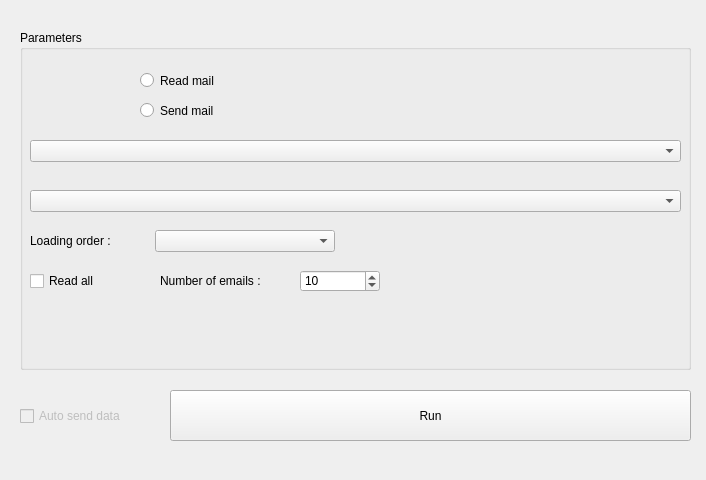
Before: the Qt Designer form orangecontrib/IO4IT/widgets/designer/owinboxmailmonitoring.ui in TigerODM/TigerODM, drawn with Qt 5.
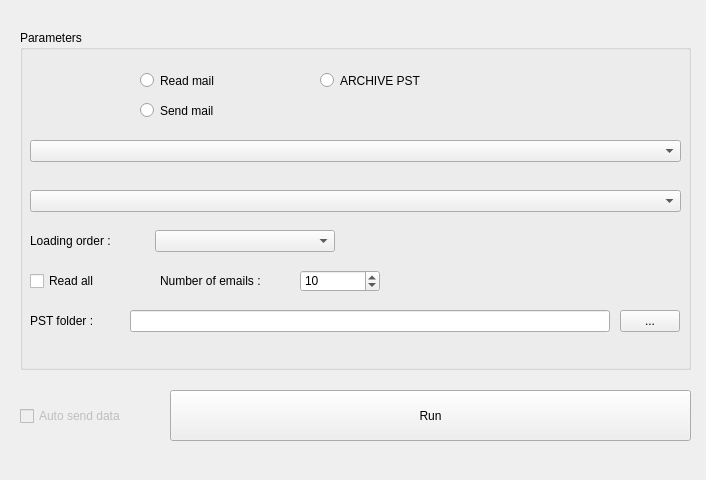
After: the same form once the commit is applied.

Diff of the .ui file:
```diff
--- a/orangecontrib/IO4IT/widgets/designer/owinboxmailmonitoring.ui
+++ b/orangecontrib/IO4IT/widgets/designer/owinboxmailmonitoring.ui
@@ -13,6 +13,7 @@
   <property name="windowTitle">
    <string>Form</string>
   </property>
+
   <widget class="QPushButton" name="pushButton">
    <property name="geometry">
     <rect>
@@ -26,6 +27,7 @@
     <string>Run</string>
    </property>
   </widget>
+
   <widget class="QGroupBox" name="groupBox">
    <property name="geometry">
     <rect>
@@ -38,6 +40,7 @@
    <property name="title">
     <string>Parameters</string>
    </property>
+
    <widget class="QRadioButton" name="radioButton">
     <property name="geometry">
      <rect>
@@ -51,19 +54,7 @@
      <string>Read mail</string>
     </property>
    </widget>
-   <widget class="QComboBox" name="comboBox">
-    <property name="geometry">
-     <rect>
-      <x>10</x>
-      <y>110</y>
-      <width>651</width>
-      <height>22</height>
-     </rect>
-    </property>
-    <property name="editable">
-     <bool>false</bool>
-    </property>
-   </widget>
+
    <widget class="QRadioButton" name="radioButton_2">
     <property name="geometry">
      <rect>
@@ -77,6 +68,36 @@
      <string>Send mail</string>
     </property>
    </widget>
+
+   <!-- NEW: PST MODE -->
+   <widget class="QRadioButton" name="radioButton_pst">
+    <property name="geometry">
+     <rect>
+      <x>300</x>
+      <y>40</y>
+      <width>200</width>
+      <height>21</height>
+     </rect>
+    </property>
+    <property name="text">
+     <string>ARCHIVE PST</string>
+    </property>
+   </widget>
+
+   <widget class="QComboBox" name="comboBox">
+    <property name="geometry">
+     <rect>
+      <x>10</x>
+      <y>110</y>
+      <width>651</width>
+      <height>22</height>
+     </rect>
+    </property>
+    <property name="editable">
+     <bool>false</bool>
+    </property>
+   </widget>
+
    <widget class="QComboBox" name="comboBox_2">
     <property name="geometry">
      <rect>
@@ -90,7 +111,8 @@
      <bool>false</bool>
     </property>
    </widget>
-   <!-- Sort order label + combobox -->
+
+   <!-- Sort order -->
    <widget class="QLabel" name="label_sort_order">
     <property name="geometry">
      <rect>
@@ -104,6 +126,7 @@
      <string>Loading order :</string>
     </property>
    </widget>
+
    <widget class="QComboBox" name="comboBox_sort_order">
     <property name="geometry">
      <rect>
@@ -117,7 +140,8 @@
      <bool>false</bool>
     </property>
    </widget>
-   <!-- Read all checkbox -->
+
+   <!-- Read all -->
    <widget class="QCheckBox" name="checkBox_read_all">
     <property name="geometry">
      <rect>
@@ -131,7 +155,7 @@
      <string>Read all</string>
     </property>
    </widget>
-   <!-- Email count label + spinbox (hidden when Read all is checked) -->
+
    <widget class="QLabel" name="label_email_count">
     <property name="geometry">
      <rect>
@@ -145,6 +169,7 @@
      <string>Number of emails :</string>
     </property>
    </widget>
+
    <widget class="QSpinBox" name="spinBox_email_count">
     <property name="geometry">
      <rect>
@@ -164,7 +189,49 @@
      <number>10</number>
     </property>
    </widget>
+
+   <!-- NEW: PST folder -->
+   <widget class="QLabel" name="label_pst_folder">
+    <property name="geometry">
+     <rect>
+      <x>10</x>
+      <y>280</y>
+      <width>120</width>
+      <height>22</height>
+     </rect>
+    </property>
+    <property name="text">
+     <string>PST folder :</string>
+    </property>
+   </widget>
+
+   <widget class="QLineEdit" name="lineEdit_pst_folder">
+    <property name="geometry">
+     <rect>
+      <x>110</x>
+      <y>280</y>
+      <width>480</width>
+      <height>22</height>
+     </rect>
+    </property>
+   </widget>
+
+   <widget class="QPushButton" name="pushButton_browse_pst">
+    <property name="geometry">
+     <rect>
+      <x>600</x>
+      <y>280</y>
+      <width>60</width>
+      <height>22</height>
+     </rect>
+    </property>
+    <property name="text">
+     <string>...</string>
+    </property>
+   </widget>
+
   </widget>
+
   <widget class="QCheckBox" name="checkBox_send">
    <property name="enabled">
     <bool>false</bool>
@@ -181,6 +248,7 @@
     <string>Auto send data</string>
    </property>
   </widget>
+
  </widget>
  <resources/>
  <connections/>
```
